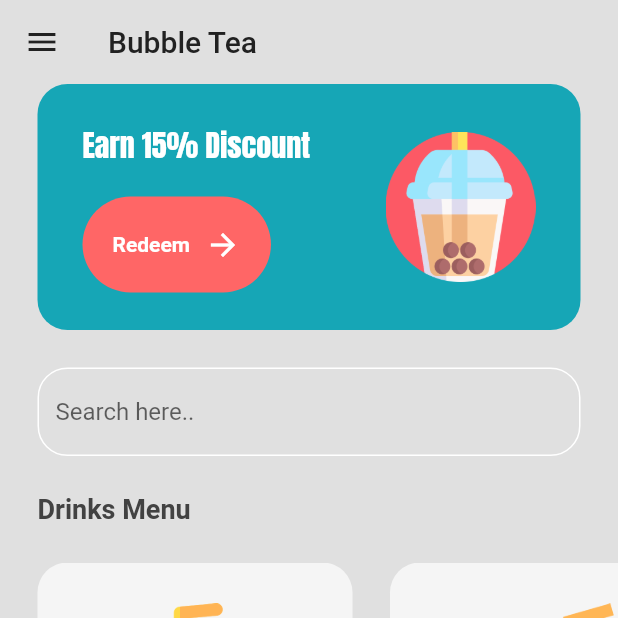
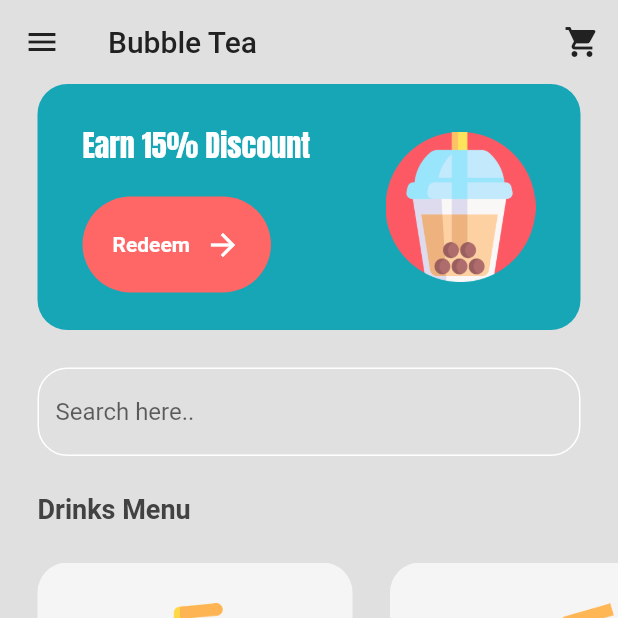
Before and after one commit to yvvzh/bubble_tea_app, a Flutter app: the screen it shows after launch, after a tap on "Let's Drink !", on a phone screen of 412 x 824 dp, the top half of it. Run offline on Flutter 3.47's test engine with Material 2 defaults, Android fonts, the phone set to English and light mode, and no system bars; our stand-ins replace google_fonts.

Commit message:
ajout de la page panier

```diff
--- a/lib/main.dart
+++ b/lib/main.dart
@@ -1,10 +1,18 @@
+import 'package:bubble_tea/models/shop.dart';
+import 'package:bubble_tea/views/cart_page.dart';
 import 'package:flutter/material.dart';
+import 'package:provider/provider.dart';
 
 import 'views/home_page.dart';
 import 'views/menu_page.dart';
 
 void main() {
-  runApp(const MainApp());
+  runApp(
+    ChangeNotifierProvider(
+      create: (context) => Shop(),
+      child: const MainApp(),
+    ),
+  );
 }
 
 class MainApp extends StatelessWidget {
@@ -18,6 +26,7 @@ class MainApp extends StatelessWidget {
       routes: {
         '/homepage': (context) => const HomePage(),
         '/menupage': (context) => const MenuPage(),
+        '/cartpage': (context) => const CartPage(),
       },
     );
   }
--- /dev/null
+++ b/lib/models/shop.dart
@@ -0,0 +1,52 @@
+import 'package:bubble_tea/models/tea.dart';
+import 'package:flutter/material.dart';
+
+class Shop extends ChangeNotifier {
+  final List<Tea> _drinkMenu = [
+    // pastèque
+    Tea(
+        name: "Watermelon",
+        price: "5,90",
+        imgPath: "lib/images/bt_red.png",
+        stars: "4.4"),
+    // mojito
+    Tea(
+        name: "Mojito",
+        price: "6,50",
+        imgPath: "lib/images/bt_green.png",
+        stars: "4.2"),
+    // café
+    Tea(
+        name: "Coffee",
+        price: "4,90",
+        imgPath: "lib/images/bt_coffee.png",
+        stars: "4.7"),
+    // framboise
+    Tea(
+        name: "Raspberry",
+        price: "6,90",
+        imgPath: "lib/images/bt_pink.png",
+        stars: "4.9"),
+  ];
+
+  // panier
+  List<Tea> _cart = [];
+
+  // méthode get
+  List<Tea> get drinkMenu => _drinkMenu;
+  List<Tea> get cart => _cart;
+
+  // ajouter au panier
+  void addToCart(Tea tea, int quantity) {
+    for (int i = 0; i < quantity; i++) {
+      _cart.add(tea);
+    }
+    notifyListeners();
+  }
+
+  // retirer du panier
+  void removeFromCart(Tea tea) {
+    _cart.remove(tea);
+    notifyListeners();
+  }
+}
--- a/lib/views/menu_page.dart
+++ b/lib/views/menu_page.dart
@@ -1,10 +1,11 @@
-import 'package:bubble_tea/models/tea.dart';
+import 'package:bubble_tea/models/shop.dart';
 import 'package:bubble_tea/themes/colors.dart';
 import 'package:bubble_tea/utils/button.dart';
 import 'package:bubble_tea/utils/drink_tile.dart';
 import 'package:bubble_tea/views/tea_details_page.dart';
 import 'package:flutter/material.dart';
 import 'package:google_fonts/google_fonts.dart';
+import 'package:provider/provider.dart';
 
 class MenuPage extends StatefulWidget {
   const MenuPage({super.key});
@@ -14,36 +15,11 @@ class MenuPage extends StatefulWidget {
 }
 
 class _MenuPageState extends State<MenuPage> {
-  // menu des boissons
-  List drinkMenu = [
-    // pastèque
-    Tea(
-        name: "Watermelon",
-        price: "5,90",
-        imgPath: "lib/images/bt_red.png",
-        stars: "4.4"),
-    // mojito
-    Tea(
-        name: "Mojito",
-        price: "6,50",
-        imgPath: "lib/images/bt_green.png",
-        stars: "4.2"),
-    // café
-    Tea(
-        name: "Coffee",
-        price: "4,90",
-        imgPath: "lib/images/bt_coffee.png",
-        stars: "4.7"),
-    // framboise
-    Tea(
-        name: "Raspberry",
-        price: "6,90",
-        imgPath: "lib/images/bt_pink.png",
-        stars: "4.9"),
-  ];
-
   // onTap naviguer vers la page de détails du tea
   void navigateToTeaDetails(int index) {
+    // récupérer le shop et son menu
+    final shop = context.read<Shop>();
+    final drinkMenu = shop.drinkMenu;
     Navigator.push(
       context,
       MaterialPageRoute(
@@ -56,19 +32,29 @@ class _MenuPageState extends State<MenuPage> {
 
   @override
   Widget build(BuildContext context) {
+    // récupérer le shop et son menu
+    final shop = context.read<Shop>();
+    final drinkMenu = shop.drinkMenu;
     return Scaffold(
       backgroundColor: Colors.grey[300],
       appBar: AppBar(
         backgroundColor: Colors.transparent,
+        foregroundColor: Colors.grey[900],
         elevation: 0,
-        leading: Icon(
+        leading: const Icon(
           Icons.menu,
-          color: Colors.grey[900],
         ),
-        title: Text(
-          'Bubble Tea',
-          style: TextStyle(color: Colors.grey[900]),
-        ),
+        title: const Text('Bubble Tea'),
+        actions: [
+          // bouton panier
+          IconButton(
+              onPressed: () {
+                Navigator.pushNamed(context, '/cartpage');
+              },
+              icon: const Icon(
+                Icons.shopping_cart,
+              ))
+        ],
       ),
       body: Column(
         crossAxisAlignment: CrossAxisAlignment.start,
--- a/pubspec.yaml
+++ b/pubspec.yaml
@@ -11,6 +11,7 @@ dependencies:
     sdk: flutter
 
   google_fonts:
+  provider:
 
 dev_dependencies:
   flutter_test:
```
Also changed, not shown: lib/views/cart_page.dart (added, +92 -0 lines), lib/views/tea_details_page.dart (+40 -1 lines), pubspec.lock.
